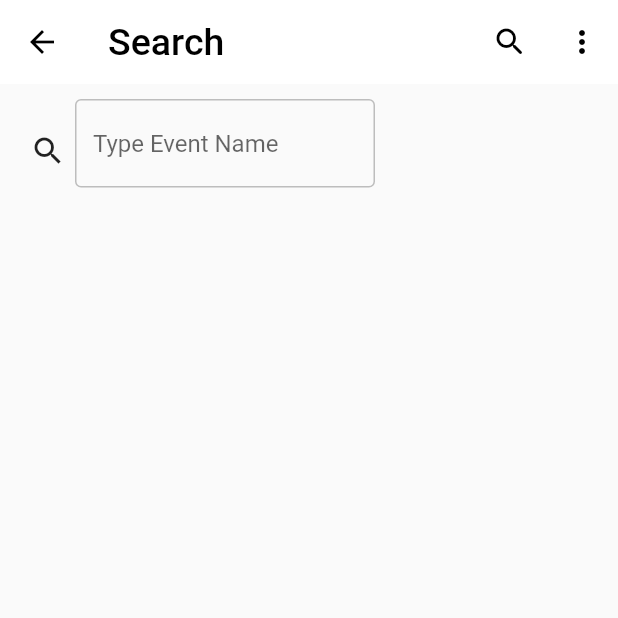
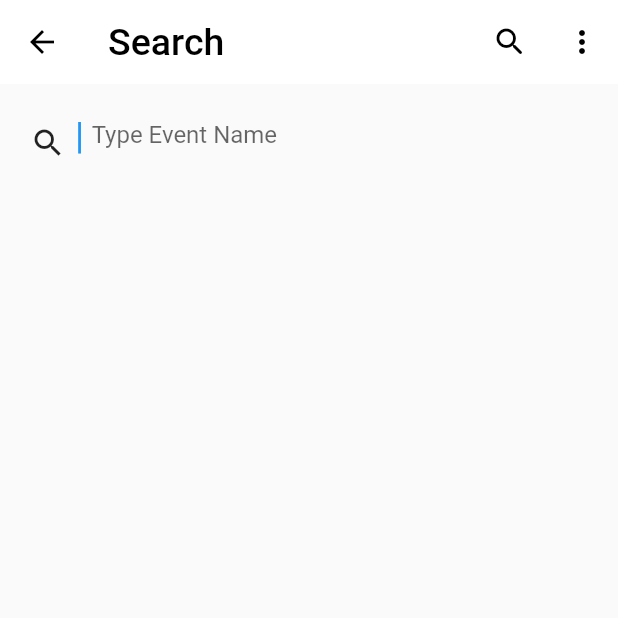
Before and after one commit to krArrow/the_tif_eventapp, a Flutter app: the SearchEvent screen opened by its route, on a phone screen of 412 x 824 dp, the top half of it. Run offline on Flutter 3.47's test engine with Material 2 defaults, Android fonts, the phone set to English and light mode, and no system bars; network calls fail.

Commit message:
searching fixed

```diff
--- a/lib/event_card.dart
+++ b/lib/event_card.dart
@@ -8,7 +8,11 @@ class EventCard extends StatelessWidget {
 
   @override
   Widget build(BuildContext context) {
-    return Card(
+    return InkWell(
+      onTap: () {
+        //do something
+      },
+      child: Card(
         elevation: 2.0,
         margin: EdgeInsets.all(8.0),
         child: Padding(
@@ -83,6 +87,7 @@ class EventCard extends StatelessWidget {
             ],
           ),
         ),
+      ),
     );
   }
 }
--- a/lib/infocard.dart
+++ b/lib/infocard.dart
@@ -102,8 +102,8 @@ class EventListView extends StatelessWidget {
     );
   }
 }
+
 //event ka info card banana hai
-
 class Event_InfoCards extends StatelessWidget {
   late Data? event;
 
--- a/lib/searchEvent.dart
+++ b/lib/searchEvent.dart
@@ -32,9 +32,14 @@ class _SearchEventState extends State<SearchEvent> {
   Widget build(BuildContext context) {
     return Scaffold(
       appBar: AppBar(
-        leading: Icon(
-          Icons.arrow_back,
-          color: Colors.black,
+        leading: InkWell(
+          onTap: () {
+            Navigator.pop(context);
+          },
+          child: Icon(
+            Icons.arrow_back,
+            color: Colors.black,
+          ),
         ),
         centerTitle: false,
         elevation: 0.0,
@@ -81,20 +86,26 @@ class _SearchEventState extends State<SearchEvent> {
                   child: Icon(Icons.search),
                 ),
               ),
-              Padding(
-                padding: const EdgeInsets.symmetric(vertical: 10),
-                child: SizedBox(
-                  width: 200,
+              Text(
+                "|",
+                style: TextStyle(
+                  fontSize: 25,
+                  color: Colors.blue,
+                ),
+              ),
+              const SizedBox(
+                width: 5,
+              ),
+              Expanded(
+                child: Padding(
+                  padding: const EdgeInsets.symmetric(vertical: 10),
                   child: TextField(
                     controller: _toSearch,
                     onChanged: (query) {
                       updateEvents(query);
                     },
                     decoration: InputDecoration(
-                      enabledBorder: OutlineInputBorder(
-                        borderSide: BorderSide(color: Colors.grey.shade400),
-                      ),
-                      fillColor: Colors.grey[300],
+                      border: InputBorder.none, // Remove the border
                       hintText: "Type Event Name",
                     ),
                   ),
```
Lines whose indentation alone changed are shown as unchanged.
